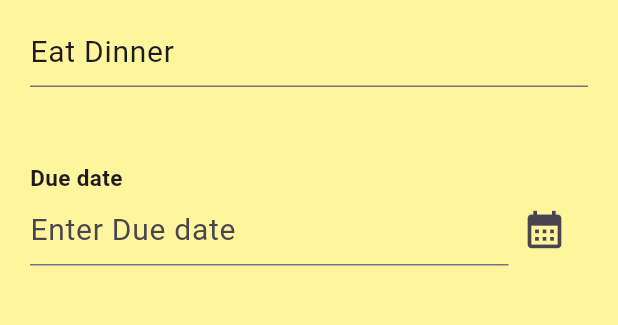
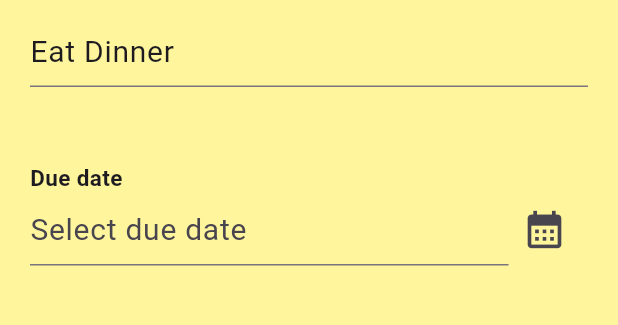
Before and after one commit to arikaran-13/todo, a Flutter app: the screen it shows after launch, after a tap on "Eat Dinner", on a phone screen of 412 x 824 dp, the part 153-478 px from its top. Run offline on Flutter 3.47's test engine with Material 3 defaults, Android fonts, the phone set to English and light mode, and no system bars; our stand-ins replace logger.

Commit message:
Added dueTime for todo task

```diff
--- a/lib/models/todo.dart
+++ b/lib/models/todo.dart
@@ -5,6 +5,7 @@ class Todo {
   bool _isCompleted;
   bool _isLongPress;
   String _dueDate;
+  String _dueTime;
 
   Todo({
      String taskName = '',
@@ -12,11 +13,13 @@ class Todo {
      bool isLongPress = false,
      String taskId = '',
      String dueDate = '',
+     String dueTime = '',
 }): _taskid = taskId,
     _taskName = taskName,
     _isCompleted = isCompleted,
     _isLongPress = isLongPress,
-    _dueDate = dueDate;
+    _dueDate = dueDate,
+    _dueTime = dueTime;
 
 
   String get taskId => _taskid;
@@ -24,10 +27,12 @@ class Todo {
   bool get isLongPress => _isLongPress;
   String get taskName => _taskName;
   String get dueDate => _dueDate;
+  String get dueTime => _dueTime;
 
   set setCompletedStatus(bool status) => _isCompleted = status;
   set setLongPressStatus(bool status) => _isLongPress = status;
   set setTaskName(String taskName) => _taskName = taskName;
   set setDueDate(String dueDate) => _dueDate = dueDate;
+  set setDueTime(String dueTime) => _dueTime = dueTime;
 
 }
--- a/lib/pages/create_task.dart
+++ b/lib/pages/create_task.dart
@@ -14,6 +14,7 @@ class _CreateTaskState extends State<CreateTask> {
   final _key = GlobalKey<FormState>();
   final _taskNameController = TextEditingController();
   final _dateController = TextEditingController();
+  final _timeController = TextEditingController();
   bool isInitialised = false;
   String? taskId;
 
@@ -34,9 +35,30 @@ class _CreateTaskState extends State<CreateTask> {
         taskId = todo.taskId;
         _taskNameController.text = todo.taskName;
         _dateController.text = todo.dueDate;
+        _timeController.text = todo.dueTime;
         isInitialised=true;
       }
     }
+  }
+
+  void _showDateTimePicker() async{
+   var pickedDate = await showDatePicker(
+        context: context,
+        firstDate: DateTime.now(),
+        lastDate: DateTime(6000)
+    );
+   if(pickedDate==null)return;
+   _dateController.text = '${pickedDate.day}/${pickedDate.month}/${pickedDate.year}';
+  }
+
+  void _showTimePicker() async{
+    var pickedTime =  await showTimePicker(
+      initialTime: TimeOfDay.now(),
+      context: context,
+    );
+    if(pickedTime == null)return;
+    var formattedMin = pickedTime.minute <= 9 ? '0${pickedTime.minute}': '${pickedTime.minute}';
+    _timeController.text = '${pickedTime.hour}:$formattedMin';
   }
 
   @override
@@ -102,9 +124,9 @@ class _CreateTaskState extends State<CreateTask> {
                                   fontSize: 20.0
                               ),
                               decoration: const InputDecoration(
-                                  hintText: "Enter Due date"
+                                  hintText: "Select due date"
                               ),
-                              onTap: _showDatePicker,
+                              onTap: _showDateTimePicker,
                             ),
                           ),
                           Padding(
@@ -114,11 +136,40 @@ class _CreateTaskState extends State<CreateTask> {
                                       Icons.calendar_month,
                                       size: 30,
                                   ),
-                                  onPressed: ()=>_showDatePicker(),
+                                  onPressed: ()=>_showDateTimePicker(),
                               )
                           ),
                         ],
-                      )
+                      ),
+                      const SizedBox(height: 30.0,),
+                      Row(
+                        children: [
+                          if(_dateController.text.isNotEmpty)Expanded(
+                            child: TextFormField(
+                              onTap: _showTimePicker,
+                              controller: _timeController,
+                              style: const TextStyle(
+                                  fontSize: 20.0
+                              ),
+                              decoration: const InputDecoration(
+                                  hintText: "Select time"
+                              ),
+                            ),
+                          ),
+                          if(_dateController.text.isNotEmpty)Padding(
+                            padding: const EdgeInsets.fromLTRB(0, 0, 5.0, 0),
+                            child: IconButton(
+                                onPressed: (){
+                                   _showTimePicker();
+                                },
+                                icon: const Icon(
+                                 Icons.access_time_filled_rounded,
+                                 size: 30.0,
+                                )
+                            ),
+                          )
+                        ],
+                      ),
                     ],
                   )
               ),
@@ -144,23 +195,13 @@ class _CreateTaskState extends State<CreateTask> {
     );
   }
 
-  void _showDatePicker(){
-    showDatePicker(
-        context: context,
-        firstDate: DateTime.now(),
-        lastDate: DateTime(6000)
-    ).then((value)=>{
-      if(value != null){
-        _dateController.text = '${value.day}/${value.month}/${value.year}',
-      }
-    });
-  }
 
   void _createNewTask(TaskProvider taskProvider,String taskId){
      var taskName = _taskNameController.text;
      var date = _dateController.text;
+     var time = _timeController.text;
      if(taskName.isNotEmpty){
-       taskProvider.createOrUpdateTodo(taskName, date,taskId);
+       taskProvider.createOrUpdateTodo(taskName, date,time,taskId);
      }
 
   }
--- a/lib/widgets/todo_tile.dart
+++ b/lib/widgets/todo_tile.dart
@@ -25,7 +25,6 @@ class _TodoTileState extends State<TodoTile> {
 
     return GestureDetector(
       onTap: (){
-        print("todo tile gesture detector");
         Navigator.of(context).pushNamed(
           TodoAppRoutes.newTask,
           arguments: todo
```
Also changed, not shown: lib/provider/task_provider.dart (+5 -4 lines).
